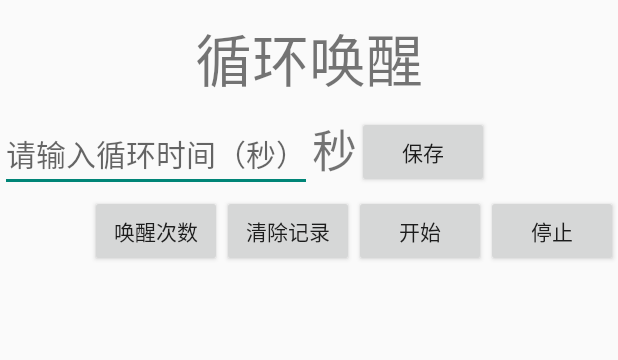
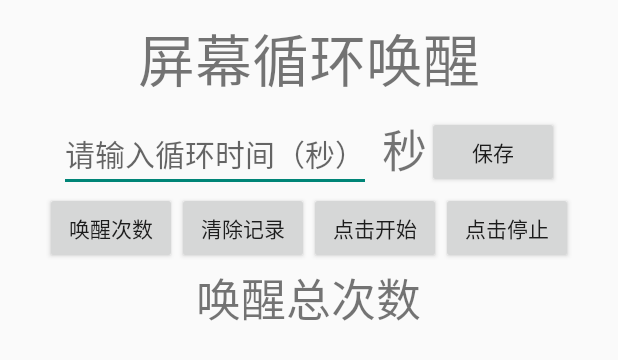
Before and after one commit to Heinilup/WakeUp, an Android app: the layout activity_main.xml on its own in the app's theme, with its tools: preview values and no code run, on a phone screen of 412 x 824 dp. Shown: the top 360 px of the screen. Run offline under Robolectric (Android 15) with nearby library versions, the phone set to English and light mode, and no system bars.

Commit message:
fixed out

```diff
--- a/app/build.gradle
+++ b/app/build.gradle
@@ -22,4 +22,5 @@ android {
 dependencies {
     compile fileTree(dir: 'libs', include: ['*.jar'])
     compile 'com.android.support:appcompat-v7:22.2.1'
+    compile 'com.android.support:support-v4:23.0.0'
 }
--- a/app/src/main/java/com/ikabi/wakeup/RepeatingAlarm.java
+++ b/app/src/main/java/com/ikabi/wakeup/RepeatingAlarm.java
@@ -34,7 +34,7 @@ public class RepeatingAlarm extends BroadcastReceiver
 
     @Override
     public void onReceive(Context context, Intent intent) {
-        SharedPreferences preferences = context.getSharedPreferences("count", context.MODE_PRIVATE);
+        SharedPreferences preferences = context.getSharedPreferences("count", context.MODE_MULTI_PROCESS);
         preferences.edit().putInt("count", Integer.parseInt("0"));
         int count = preferences.getInt("count", 0);
 //        Toast.makeText(context, "唤醒已经被使用了" + count + "次。"
--- a/app/src/main/res/layout/activity_main.xml
+++ b/app/src/main/res/layout/activity_main.xml
@@ -13,6 +13,7 @@
         android:layout_height="wrap_content" />
 
     <LinearLayout
+        android:layout_gravity="center"
         android:layout_marginTop="10dp"
         android:layout_width="wrap_content"
         android:layout_height="wrap_content"
@@ -28,6 +29,7 @@
         android:layout_height="wrap_content" />
         <TextView
             android:textSize="30sp"
+            android:layout_marginLeft="7dp"
             android:layout_marginBottom="3dp"
             android:text="@string/miao"
             android:layout_gravity="center"
@@ -42,14 +44,9 @@
         </LinearLayout>
 
     <LinearLayout
-        android:layout_gravity="right"
+        android:layout_gravity="center"
      android:layout_width="wrap_content"
      android:layout_height="wrap_content">
-        <TextView
-            android:id="@+id/showtime"
-            android:textSize="30sp"
-            android:layout_width="fill_parent"
-            android:layout_height="wrap_content" />
         <Button
             android:onClick="click2"
             android:text="唤醒次数"
@@ -62,15 +59,26 @@
             android:text="清除记录"/>
     <Button
         android:id="@+id/StarRepeating"
-        android:text="开始"
+        android:text="@string/hitstart"
         android:layout_width="wrap_content"
         android:layout_height="wrap_content" />
         <Button
             android:id="@+id/StopRepeating"
-            android:text="停止"
+            android:text="@string/hitstop"
             android:layout_width="wrap_content"
             android:layout_height="wrap_content" />
         </LinearLayout>
+    <LinearLayout
+        android:layout_gravity="center"
+        android:layout_width="wrap_content"
+        android:layout_height="wrap_content">
+        <TextView
+            android:id="@+id/showtime"
+            android:text="唤醒总次数"
+            android:textSize="30sp"
+            android:layout_width="fill_parent"
+            android:layout_height="wrap_content" />
+    </LinearLayout>
 
 
 </LinearLayout>
--- a/app/src/main/res/values/strings.xml
+++ b/app/src/main/res/values/strings.xml
@@ -10,5 +10,7 @@
     <string name="saved">保存成功</string>
     <string name="miao">秒</string>
     <string name="ClearShare">清除成功</string>
-    <string name="repeatwake">循环唤醒</string>
+    <string name="repeatwake">屏幕循环唤醒</string>
+    <string name="hitstart">点击开始</string>
+    <string name="hitstop">点击停止</string>
 </resources>
```
Also changed, not shown: app/src/main/java/com/ikabi/wakeup/MainActivity.java (+52 -16 lines), 2 other files.
